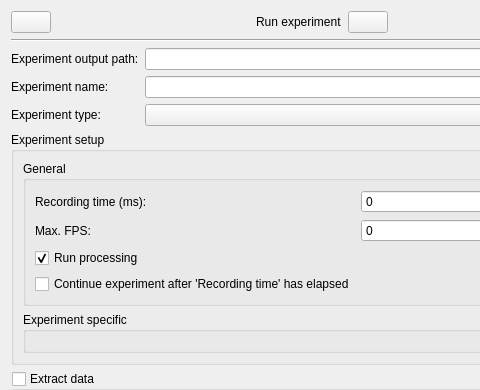
mortbopet/RTOC, file src/CellSorter/gui/experimentsetup.ui: the form before one commit; both pictures show x 0 to 480 and y 0 to 390 of the 598 by 535 pixel window.
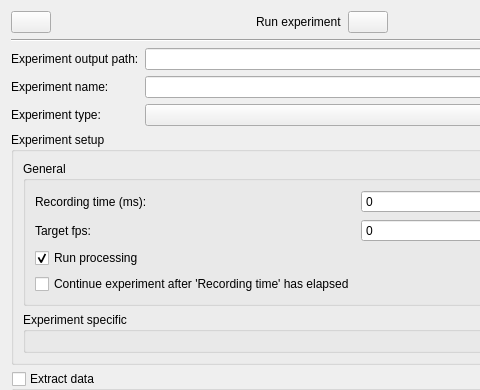
The form after the commit.

Diff of the .ui file:
```diff
--- a/src/CellSorter/gui/experimentsetup.ui
+++ b/src/CellSorter/gui/experimentsetup.ui
@@ -158,7 +158,7 @@
                <item row="2" column="0">
                 <widget class="QLabel" name="l_fps">
                  <property name="text">
-                  <string>Max. FPS:</string>
+                  <string>Target fps:</string>
                  </property>
                 </widget>
                </item>
```
